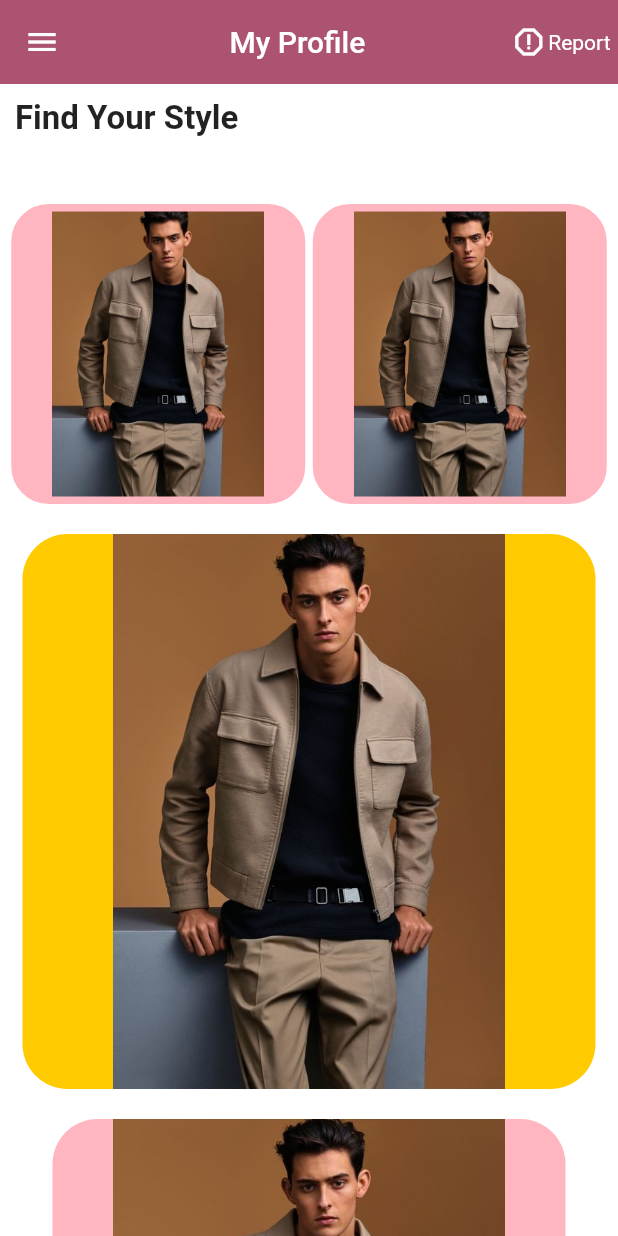
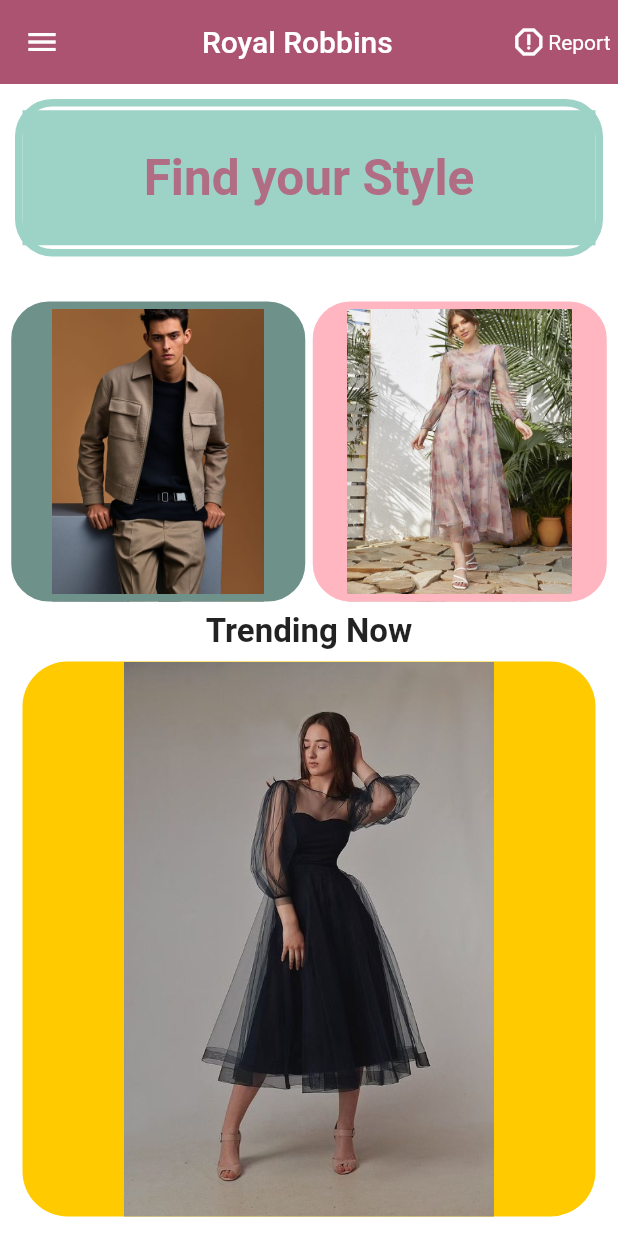
Before and after one commit to PrathamChikara/Ecommerce_App, a Flutter app: the MyHome_Screen screen opened directly, on a phone screen of 412 x 824 dp. Run offline on Flutter 3.47's test engine with Material 2 defaults, Android fonts, the phone set to English and light mode, and no system bars; drawn by our look-alikes of animated_text_kit.

Commit message:
Final Commit

```diff
--- a/lib/Home_screen.dart
+++ b/lib/Home_screen.dart
@@ -1,4 +1,7 @@
 import 'package:ecommerce_app/Checkout_screen.dart';
+import 'package:ecommerce_app/Female_clothes.dart';
+import 'package:ecommerce_app/Male_Clothes.dart';
+import 'package:ecommerce_app/Text%20_Animation.dart';
 import 'package:ecommerce_app/order_window.dart';
 import 'package:flutter/material.dart';
 class MyHome_Screen extends StatelessWidget {
@@ -123,7 +126,7 @@ class MyHome_Screen extends StatelessWidget {
         title: Container(
           child: Center(
               child: Text(
-            "My Profile",
+            "Royal Robbins",
           )),
         ),
         actions: [
@@ -153,9 +156,15 @@ class MyHome_Screen extends StatelessWidget {
           children: [
             Container(
                 width: double.infinity,
-                height: 40,
+                height: 105,
                 margin: EdgeInsets.all(10),
-                child:Text("Find Your Style" , style: TextStyle(fontSize: 22 , fontWeight:FontWeight.bold),)
+                child: Mystyle(),
+                decoration: BoxDecoration(
+
+                   border:
+                              Border.all(color: Color.fromARGB(255, 157, 210, 199), width: 5),
+                          borderRadius: BorderRadius.all(Radius.circular(25)),
+                ),
 
                ),
             SizedBox(height: 20),
@@ -172,10 +181,10 @@ class MyHome_Screen extends StatelessWidget {
                         height: MediaQuery.of(context).size.height,
                         width: MediaQuery.of(context).size.width / 2 - 10,
                         decoration: BoxDecoration(
-                            color: Color(0xFFFFB6C1),
+                            color: Color(0xFF6e918a),
                              image: DecorationImage(image: AssetImage("Asset/jacket-1.jpg"),),
                             border:
-                                Border.all(color: Color(0xFFFFB6C1), width: 5),
+                                Border.all(color: Color(0xFF6e918a), width: 5),
                             borderRadius: BorderRadius.all(Radius.circular(25))),
                         child: Column(
                           children: [
@@ -193,7 +202,10 @@ class MyHome_Screen extends StatelessWidget {
                         ),
                       ),
                       onTap: () {
-                        // Login to the male clothes screen  * * *
+                         Navigator.push(
+                      context,
+                      MaterialPageRoute(builder: (context) => Male_clothes()),
+                    );
                       },
                     ),
                     SizedBox(
@@ -206,7 +218,7 @@ class MyHome_Screen extends StatelessWidget {
                         width: MediaQuery.of(context).size.width / 2 - 10,
                         decoration: BoxDecoration(
                             color: Color(0xFFFFB6C1),
-                             image: DecorationImage(image: AssetImage("Asset/jacket-1.jpg"),),
+                             image: DecorationImage(image: AssetImage("Asset/dress-1.jpg"),),
                             border:
                                 Border.all(color: Color(0xFFFFB6C1), width: 5),
                             borderRadius: BorderRadius.all(Radius.circular(25))),
@@ -226,13 +238,19 @@ class MyHome_Screen extends StatelessWidget {
                         ),
                       ),
                       onTap: () {
-                        // Move to female clothes screen * * *
+                      Navigator.push(
+                      context,
+                      MaterialPageRoute(builder: (context) => Female_clothes()),
+                    );
                       },
                     ),
                   ],
                 )),
-            SizedBox(
-              height: 20,
+            Container(
+              padding: EdgeInsets.all(2),
+              height:40,
+              width: MediaQuery.of(context).size.width,
+              child:Center(child: Text("Trending Now",style:TextStyle(fontSize: 22 ,fontWeight: FontWeight.bold)))
             ),
             Column(
               children: [
@@ -241,7 +259,7 @@ class MyHome_Screen extends StatelessWidget {
                   width: MediaQuery.of(context).size.width - 30,
                   decoration: BoxDecoration(
 
-                      image: DecorationImage(image: AssetImage("Asset/jacket-1.jpg"),),
+                      image: DecorationImage(image: AssetImage("Asset/dress-2.jpg"),),
                       color: Color(0xFFffcb00),
                       borderRadius: BorderRadius.all(Radius.circular(30))),
                 ),
@@ -253,7 +271,7 @@ class MyHome_Screen extends StatelessWidget {
                   width: MediaQuery.of(context).size.width - 70,
                   decoration: BoxDecoration(
 
-                      image: DecorationImage(image: AssetImage("Asset/jacket-1.jpg"),),
+                      image: DecorationImage(image: AssetImage("Asset/jacket-2.jpg"),),
                       color: Color(0xFFFFB6C1),
                       borderRadius: BorderRadius.all(Radius.circular(30))),
                 ),
@@ -265,7 +283,7 @@ class MyHome_Screen extends StatelessWidget {
                   width: MediaQuery.of(context).size.width - 30,
                   decoration: BoxDecoration(
 
-                      image: DecorationImage(image: AssetImage("Asset/jacket-1.jpg"),),
+                      image: DecorationImage(image: AssetImage("Asset/dress-3.jpg"),),
                       color: Color(0xFF6e918a),
                       borderRadius: BorderRadius.all(Radius.circular(30))),
                 ),
@@ -277,7 +295,7 @@ class MyHome_Screen extends StatelessWidget {
                   width: MediaQuery.of(context).size.width - 70,
                   decoration: BoxDecoration(
 
-                      image: DecorationImage(image: AssetImage("Asset/jacket-1.jpg"),),
+                      image: DecorationImage(image: AssetImage("Asset/jacket-4.jpg"),),
                       color: Color(0xFFe0a6ff),
                       borderRadius: BorderRadius.all(Radius.circular(30))),
                 ),
@@ -288,7 +306,7 @@ class MyHome_Screen extends StatelessWidget {
                   height: 370,
                   width: MediaQuery.of(context).size.width - 25,
                   decoration: BoxDecoration(
-                      image: DecorationImage(image: AssetImage("Asset/jacket-1.jpg"),),
+                      image: DecorationImage(image: AssetImage("Asset/dress-4.jpg"),),
                       color: Color(0xFFb3b98a),
                       borderRadius: BorderRadius.all(Radius.circular(30))),
                 ),
--- /dev/null
+++ b/lib/Text _Animation.dart
@@ -0,0 +1,29 @@
+import 'package:flutter/material.dart';
+import 'package:animated_text_kit/animated_text_kit.dart';
+
+class Mystyle extends StatefulWidget {
+  const Mystyle({super.key});
+
+  @override
+  State<Mystyle> createState() => _MystyleState();
+}
+
+class _MystyleState extends State<Mystyle> {
+  @override
+  Widget build(BuildContext context) {
+    return Center(
+        child: Container(
+            child:  TextLiquidFill(
+              text: 'Find your Style',
+              waveColor: Color.fromARGB(255, 176, 109, 131),
+              boxBackgroundColor: Color.fromARGB(255, 157, 210, 199),
+              textStyle: TextStyle(
+                fontSize: 33,
+                fontWeight: FontWeight.bold,
+              ),
+              boxHeight: 90,
+            )
+            ),
+      );
+  }
+}
--- a/pubspec.yaml
+++ b/pubspec.yaml
@@ -30,6 +30,7 @@ environment:
 dependencies:
   flutter:
     sdk: flutter
+  animated_text_kit: ^4.2.2
 
 
   # The following adds the Cupertino Icons font to your application.
```
Also changed, not shown: lib/Checkout_screen.dart (+4 -11 lines), lib/Female_clothes.dart (added, +114 -0 lines), lib/Male_Clothes.dart (added, +114 -0 lines), pubspec.lock.
